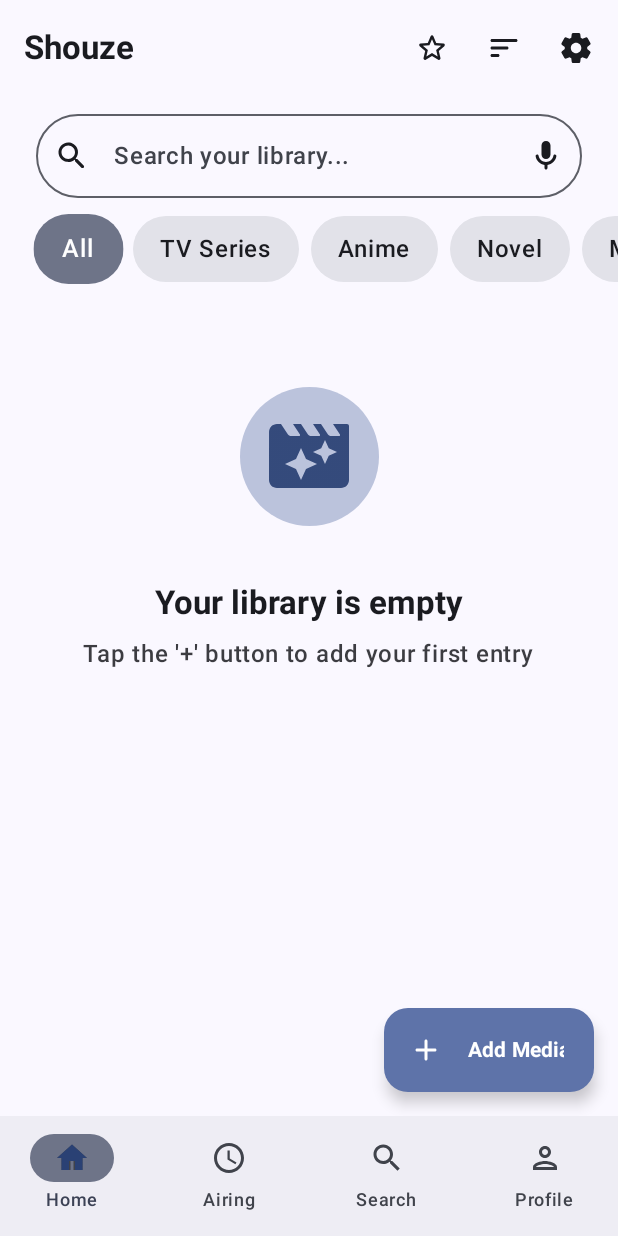
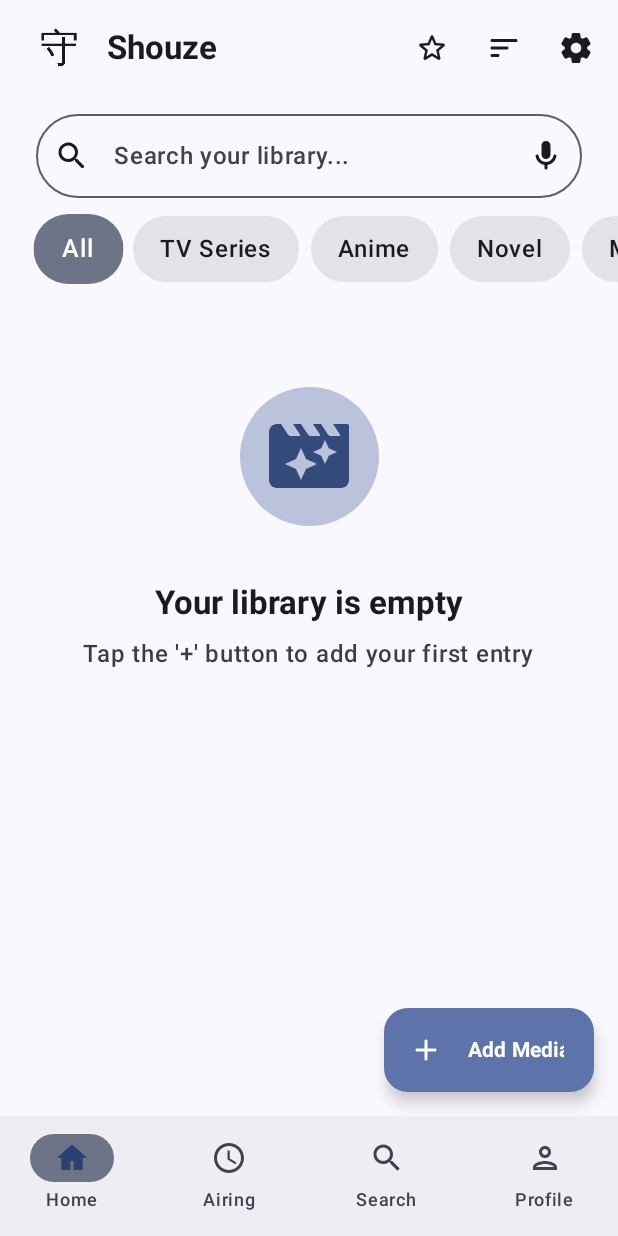
Before and after one commit to ThatOn3Gu7/Shouze, an Android app built with Jetpack Compose: the HomeScreen screen opened through its navigation route, on a phone screen of 412 x 824 dp. Run offline under Robolectric (Android 15) with nearby library versions, the light colour scheme and no system bars; our stand-ins replace Room's generated code; 2 statements that could not run were skipped.

Commit message:
Add app icon to TopAppBar title and show toast when adding from airing schedule
- Display app icon next to "Shouze" title in HomeScreen TopAppBar
- Show toast confirmation when adding an item from airing schedule

```diff
--- a/app/src/main/java/com/app/shouze/ui/screens/HomeScreen.kt
+++ b/app/src/main/java/com/app/shouze/ui/screens/HomeScreen.kt
@@ -361,12 +361,20 @@ fun HomeScreen(
             } else {
                 TopAppBar(
                     title = {
+                        Row(verticalAlignment = Alignment.CenterVertically) {
+                            Icon(
+                                painter = androidx.compose.ui.res.painterResource(com.app.shouze.R.mipmap.ic_launcher_foreground),
+                                contentDescription = null,
+                                modifier = Modifier.size(47.dp)
+                            )
+                            Spacer(modifier = Modifier.width(8.dp))
                             Text(
                                 text = "Shouze",
                                 fontWeight = FontWeight.Bold,
                                 style = MaterialTheme.typography.titleLarge,
                                 color = MaterialTheme.colorScheme.onSurface
                             )
+                        }
                     },
                     colors = TopAppBarDefaults.topAppBarColors(
                         containerColor = Color.Transparent
```
Also changed, not shown: app/src/main/java/com/app/shouze/MainActivity.kt (+8 -0 lines). Lines whose indentation alone changed are shown as unchanged.
